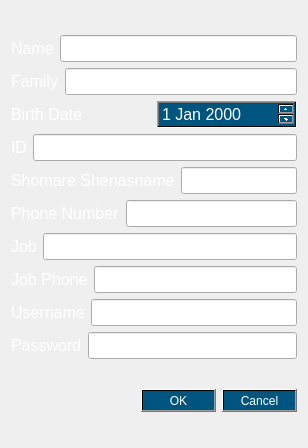
First picture: the form in CarExhibitionManagement/Dialog_managerSingIn.ui, repository behruzsayyadi/AP98Project, before the edit.
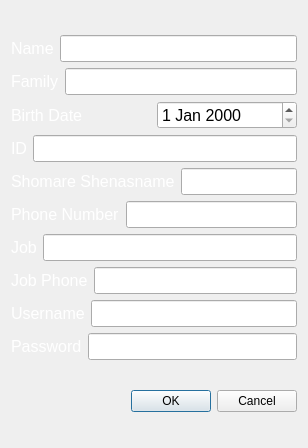
Second picture: the form after the edit.

What changed in the file:
```diff
--- a/CarExhibitionManagement/Dialog_managerSingIn.ui
+++ b/CarExhibitionManagement/Dialog_managerSingIn.ui
@@ -98,8 +98,7 @@
           </font>
          </property>
          <property name="styleSheet">
-          <string notr="true">background-color: qlineargradient(spread:reflect, x1:1, y1:0, x2:1, y2:1, stop:0.517413 rgba(0, 85, 127, 255));
-color: rgb(255, 255, 255);</string>
+          <string notr="true"/>
          </property>
         </widget>
        </item>
@@ -306,8 +305,7 @@
    <item row="1" column="0">
     <widget class="QDialogButtonBox" name="buttonBox">
      <property name="styleSheet">
-      <string notr="true">background-color: qlineargradient(spread:reflect, x1:1, y1:0, x2:1, y2:1, stop:0.517413 rgba(0, 85, 127, 255));
-color: rgb(255, 255, 255);</string>
+      <string notr="true"/>
      </property>
      <property name="standardButtons">
       <set>QDialogButtonBox::Cancel|QDialogButtonBox::Ok</set>
```
